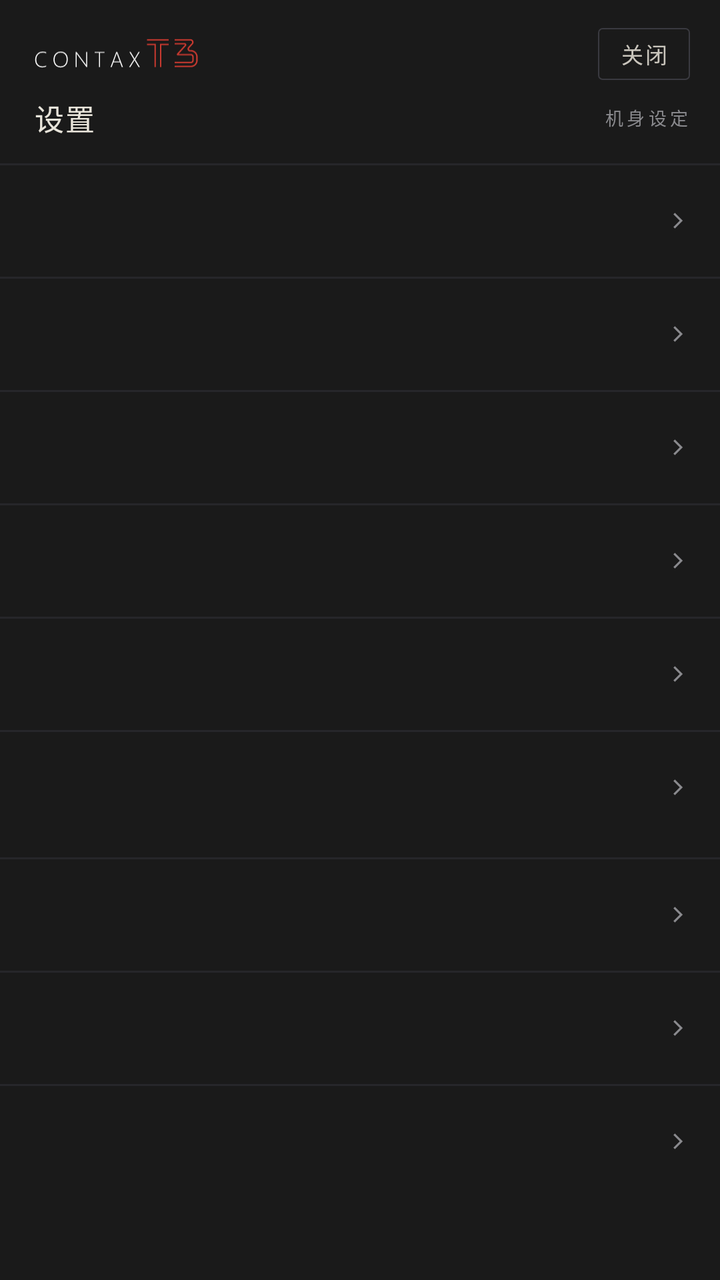
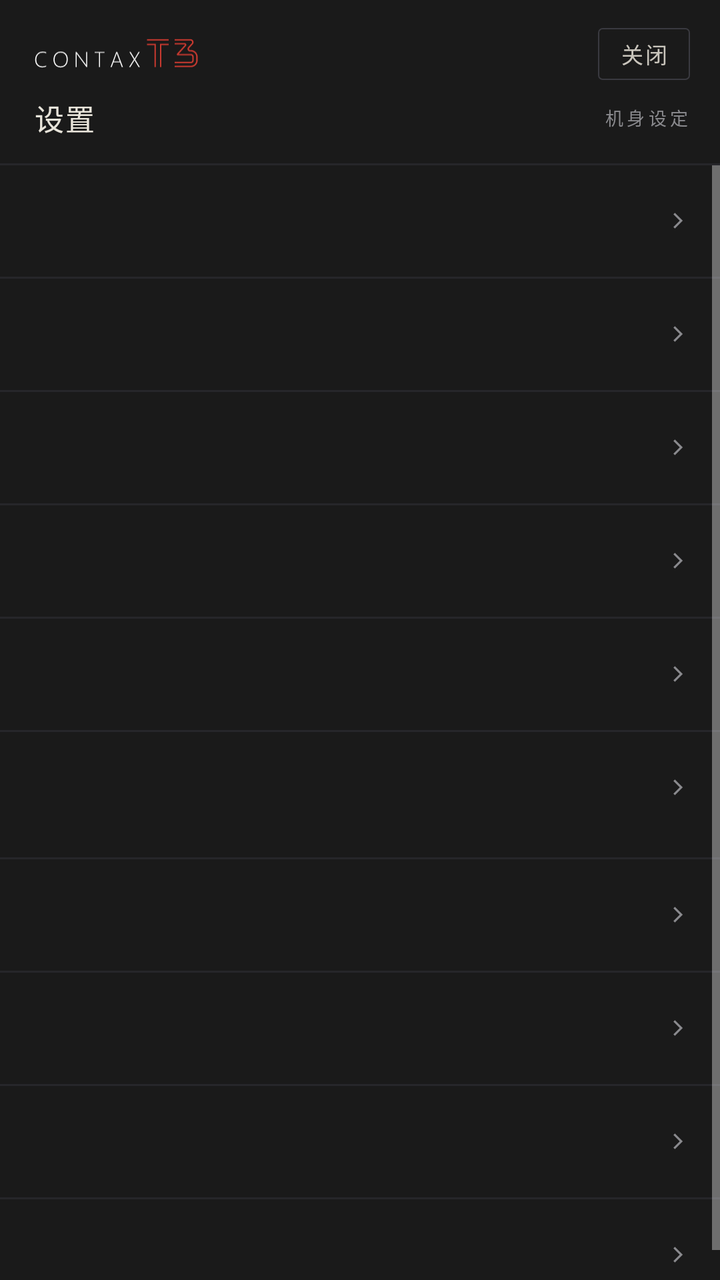

The first picture is an Android layout as it rendered before a commit; the second is the same layout after the commit. The layout source and the unified diff follow.
<!-- AndroidManifest.xml: application theme Theme.FilmCam -->
<!-- res/layout/dialog_settings.xml -->
<?xml version="1.0" encoding="utf-8"?>
<LinearLayout xmlns:android="http://schemas.android.com/apk/res/android"
    android:layout_width="match_parent"
    android:layout_height="wrap_content"
    android:background="#1A1A1A"
    android:orientation="vertical">

    
    <LinearLayout
        android:layout_width="match_parent"
        android:layout_height="wrap_content"
        android:orientation="vertical"
        android:paddingStart="17dp"
        android:paddingTop="14dp"
        android:paddingEnd="15dp"
        android:paddingBottom="12dp">

        <LinearLayout
            android:layout_width="match_parent"
            android:layout_height="wrap_content"
            android:gravity="center_vertical"
            android:orientation="horizontal">

            <ImageView
                android:id="@+id/ivSetLogo"
                android:layout_width="82dp"
                android:layout_height="15dp"
                android:contentDescription="@null"
                android:scaleType="fitStart"
                android:src="@drawable/ic_t3_logo" />

            <Space
                android:layout_width="0dp"
                android:layout_height="1dp"
                android:layout_weight="1" />

            <TextView
                android:id="@+id/tvSetClose"
                android:layout_width="wrap_content"
                android:layout_height="wrap_content"
                android:background="@drawable/bg_nameplate_chip"
                android:clickable="true"
                android:contentDescription="@string/set_close"
                android:gravity="center"
                android:includeFontPadding="false"
                android:letterSpacing="0.08"
                android:paddingStart="11dp"
                android:paddingTop="5dp"
                android:paddingEnd="11dp"
                android:paddingBottom="5dp"
                android:text="@string/set_close"
                android:textColor="#C9C5BC"
                android:textSize="11sp" />
        </LinearLayout>

        <LinearLayout
            android:layout_width="match_parent"
            android:layout_height="wrap_content"
            android:layout_marginTop="8dp"
            android:gravity="center_vertical"
            android:orientation="horizontal">

            <TextView
                android:layout_width="wrap_content"
                android:layout_height="wrap_content"
                android:letterSpacing="0.05"
                android:text="@string/set_title"
                android:textColor="#E8E4DA"
                android:textSize="14.5sp" />

            <Space
                android:layout_width="0dp"
                android:layout_height="1dp"
                android:layout_weight="1" />

            <TextView
                android:layout_width="wrap_content"
                android:layout_height="wrap_content"
                android:fontFamily="monospace"
                android:letterSpacing="0.2"
                android:text="@string/set_subtitle"
                android:textColor="#8A8A8E"
                android:textSize="9sp" />
        </LinearLayout>
    </LinearLayout>

    <View
        android:layout_width="match_parent"
        android:layout_height="1dp"
        android:background="#26262A" />

    
    <ScrollView
        android:layout_width="match_parent"
        android:layout_height="wrap_content"
        android:fillViewport="false">

        <LinearLayout
            android:layout_width="match_parent"
            android:layout_height="wrap_content"
            android:orientation="vertical">

            <include
                android:id="@+id/rowSetBody"
                layout="@layout/item_setting_row" />

            <View style="@style/AboutSpecDivider" />

            <include
                android:id="@+id/rowSetDatestamp"
                layout="@layout/item_setting_row" />

            <View style="@style/AboutSpecDivider" />

            <include
                android:id="@+id/rowSetHaptic"
                layout="@layout/item_setting_row" />

            <View style="@style/AboutSpecDivider" />

            <include
                android:id="@+id/rowSetSlow"
                layout="@layout/item_setting_row" />

            <View style="@style/AboutSpecDivider" />

            <include
                android:id="@+id/rowSetWb"
                layout="@layout/item_setting_row" />

            <View style="@style/AboutSpecDivider" />

            <include
                android:id="@+id/rowSetLanguage"
                layout="@layout/item_setting_row" />

            <View
                android:layout_width="match_parent"
                android:layout_height="1dp"
                android:layout_marginTop="7dp"
                android:background="#26262A" />

            <include
                android:id="@+id/rowSetQuality"
                layout="@layout/item_setting_row" />

            <View style="@style/AboutSpecDivider" />

            <include
                android:id="@+id/rowSetDev"
                layout="@layout/item_setting_row" />

            <View style="@style/AboutSpecDivider" />

            <include
                android:id="@+id/rowSetAbout"
                layout="@layout/item_setting_row" />
        </LinearLayout>
    </ScrollView>
</LinearLayout>
<!-- res/layout/item_setting_row.xml (included above) -->
<?xml version="1.0" encoding="utf-8"?>
<LinearLayout xmlns:android="http://schemas.android.com/apk/res/android"
    android:layout_width="match_parent"
    android:layout_height="wrap_content"
    android:background="?attr/selectableItemBackground"
    android:clickable="true"
    android:focusable="true"
    android:gravity="center_vertical"
    android:orientation="horizontal"
    android:paddingStart="17dp"
    android:paddingTop="11dp"
    android:paddingEnd="14dp"
    android:paddingBottom="11dp">

    
    <LinearLayout
        android:layout_width="0dp"
        android:layout_height="wrap_content"
        android:layout_weight="1"
        android:orientation="vertical">

        <TextView
            android:id="@+id/tvSetLabel"
            android:layout_width="wrap_content"
            android:layout_height="wrap_content"
            android:letterSpacing="0.03"
            android:textColor="#E8E4DA"
            android:textSize="13sp" />

        <TextView
            android:id="@+id/tvSetHint"
            android:layout_width="match_parent"
            android:layout_height="wrap_content"
            android:layout_marginTop="3dp"
            android:letterSpacing="0.02"
            android:lineSpacingMultiplier="1.35"
            android:maxLines="2"
            android:textColor="#8A8A8E"
            android:textSize="9.5sp" />
    </LinearLayout>

    
    <TextView
        android:id="@+id/tvSetValue"
        android:layout_width="wrap_content"
        android:layout_height="wrap_content"
        android:layout_marginStart="10dp"
        android:fontFamily="monospace"
        android:gravity="end"
        android:includeFontPadding="false"
        android:letterSpacing="0.05"
        android:textColor="#FFC100"
        android:textSize="12.5sp" />

    
    <View
        android:id="@+id/viewSetSwatch"
        android:layout_width="12dp"
        android:layout_height="12dp"
        android:layout_marginStart="9dp"
        android:visibility="gone" />

    
    <LinearLayout
        android:id="@+id/setTicks"
        android:layout_width="wrap_content"
        android:layout_height="wrap_content"
        android:layout_marginStart="10dp"
        android:gravity="center_vertical"
        android:orientation="horizontal"
        android:visibility="gone">

        <View
            android:id="@+id/tick1"
            android:layout_width="3dp"
            android:layout_height="11dp" />

        <View
            android:id="@+id/tick2"
            android:layout_width="3dp"
            android:layout_height="11dp"
            android:layout_marginStart="3dp" />

        <View
            android:id="@+id/tick3"
            android:layout_width="3dp"
            android:layout_height="11dp"
            android:layout_marginStart="3dp" />
    </LinearLayout>

    <ImageView
        android:id="@+id/ivSetChevron"
        android:layout_width="14dp"
        android:layout_height="14dp"
        android:layout_marginStart="10dp"
        android:contentDescription="@null"
        android:src="@drawable/ic_set_chevron" />
</LinearLayout>
<!-- resources referenced by this layout -->
<resources>
  <!-- drawable bg_nameplate_chip (drawable) -->
  <?xml version="1.0" encoding="utf-8"?>
  <shape xmlns:android="http://schemas.android.com/apk/res/android"
      android:shape="rectangle">
      <solid android:color="@android:color/transparent" />
      <stroke
          android:width="0.5dp"
          android:color="#3A3A40" />
      <corners android:radius="2dp" />
  </shape>
  <!-- drawable ic_set_chevron (drawable) -->
  <?xml version="1.0" encoding="utf-8"?>
  <vector xmlns:android="http://schemas.android.com/apk/res/android"
      android:width="24dp"
      android:height="24dp"
      android:viewportWidth="24"
      android:viewportHeight="24">
      <path
          android:fillColor="#8A8A8E"
          android:pathData="M9.4,5.3 L16.1,12 L9.4,18.7 L8.1,17.4 L13.5,12 L8.1,6.6 Z" />
  </vector>
  <!-- drawable ic_t3_logo: vector/xml drawable (drawable, 5273 chars, omitted) -->
  <string name="set_close">关闭</string>
  <string name="set_subtitle">机身设定</string>
  <string name="set_title">设置</string>
  <style name="AboutSpecDivider">
          <item name="android:layout_width">match_parent</item>
          <item name="android:layout_height">1dp</item>
          <item name="android:background">#26262A</item>
      </style>
  <style name="Theme.FilmCam" parent="Theme.MaterialComponents.NoActionBar">
          <item name="android:statusBarColor">#000000</item>
          <item name="android:navigationBarColor">#000000</item>
      </style>
</resources>

<!-- the commit's change to res/layout/dialog_settings.xml (unified diff, before → after) -->
@@ -147,6 +147,12 @@
             <View style="@style/AboutSpecDivider" />
 
             <include
+                android:id="@+id/rowSetStyle"
+                layout="@layout/item_setting_row" />
+
+            <View style="@style/AboutSpecDivider" />
+
+            <include
                 android:id="@+id/rowSetDev"
                 layout="@layout/item_setting_row" />
 
